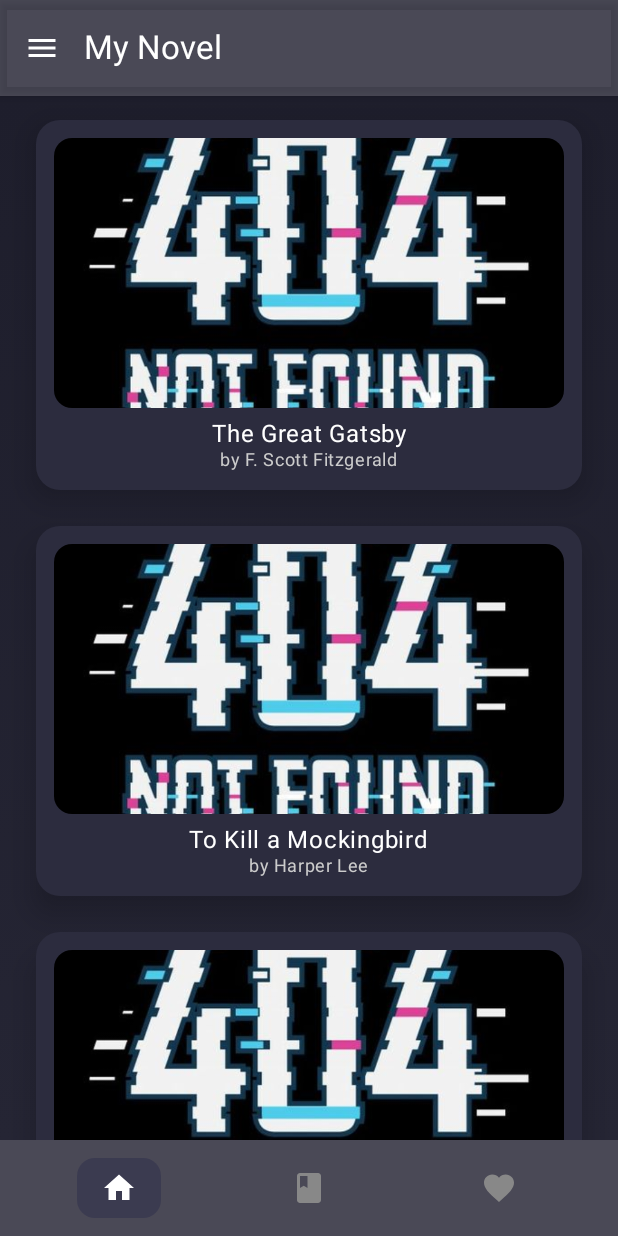
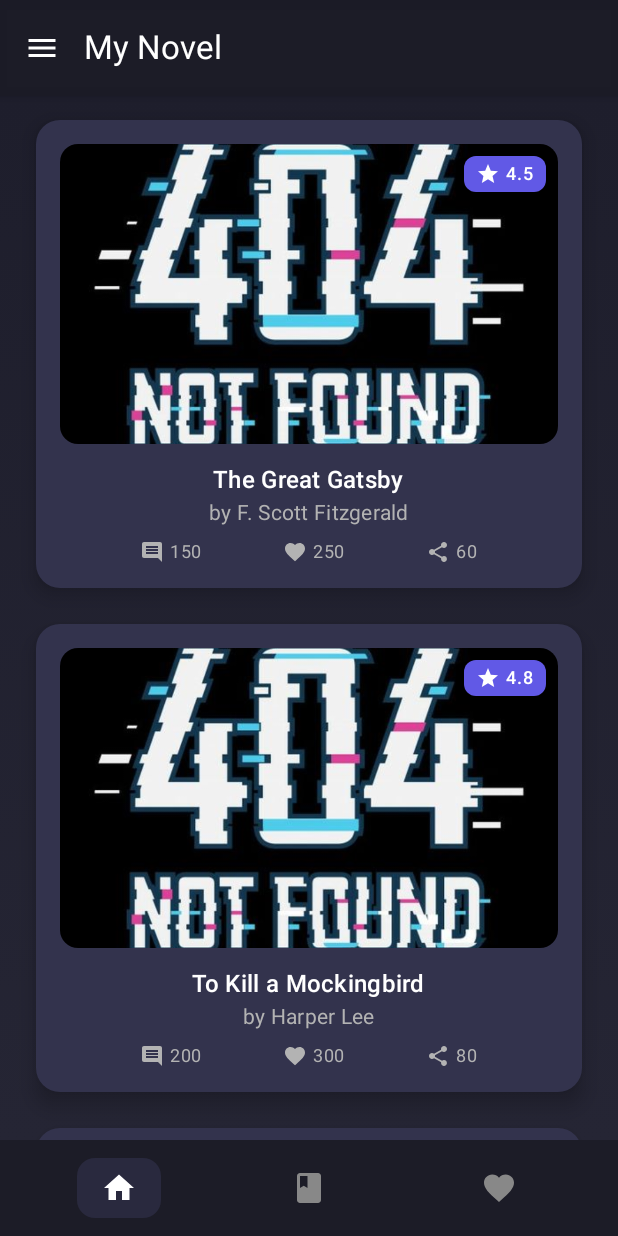
Before and after one commit to ankitkumar1302/BasicDesign, an Android app built with Jetpack Compose: the screen it shows after launch (MainActivity), on a phone screen of 412 x 824 dp. Run offline under Robolectric (Android 15) with nearby library versions, the light colour scheme and no system bars; our stand-ins replace accompanist; libraries missing offline, so code that uses them is left out: com.google.accompanist.navigation; pictures from the network do not load.

Commit message:
Some Changes in the UI.

```diff
--- a/app/src/main/java/com/viprab/basicdesign/components/BookItemCard.kt
+++ b/app/src/main/java/com/viprab/basicdesign/components/BookItemCard.kt
@@ -2,83 +2,187 @@
 
 import androidx.compose.foundation.Image
 import androidx.compose.foundation.clickable
-import androidx.compose.foundation.layout.*
+import androidx.compose.foundation.layout.Arrangement
+import androidx.compose.foundation.layout.Box
+import androidx.compose.foundation.layout.Column
+import androidx.compose.foundation.layout.Row
+import androidx.compose.foundation.layout.Spacer
+import androidx.compose.foundation.layout.fillMaxSize
+import androidx.compose.foundation.layout.fillMaxWidth
+import androidx.compose.foundation.layout.height
+import androidx.compose.foundation.layout.padding
+import androidx.compose.foundation.layout.size
+import androidx.compose.foundation.layout.width
 import androidx.compose.foundation.shape.RoundedCornerShape
+import androidx.compose.material.icons.Icons
+import androidx.compose.material.icons.automirrored.filled.Comment
+import androidx.compose.material.icons.filled.Favorite
+import androidx.compose.material.icons.filled.Share
+import androidx.compose.material.icons.filled.Star
 import androidx.compose.material3.Card
 import androidx.compose.material3.CardDefaults
+import androidx.compose.material3.Icon
 import androidx.compose.material3.MaterialTheme
+import androidx.compose.material3.Surface
 import androidx.compose.material3.Text
 import androidx.compose.runtime.Composable
 import androidx.compose.ui.Alignment
 import androidx.compose.ui.Modifier
 import androidx.compose.ui.draw.clip
 import androidx.compose.ui.graphics.Color
+import androidx.compose.ui.graphics.vector.ImageVector
 import androidx.compose.ui.layout.ContentScale
 import androidx.compose.ui.platform.LocalContext
-import androidx.compose.ui.res.painterResource
+import androidx.compose.ui.text.style.TextOverflow
 import androidx.compose.ui.unit.dp
-import androidx.compose.ui.unit.sp
 import coil.compose.rememberAsyncImagePainter
 import coil.request.ImageRequest
 import com.viprab.basicdesign.R
 import com.viprab.basicdesign.model.Book
+import com.viprab.basicdesign.ui.theme.AccentColor
+import com.viprab.basicdesign.ui.theme.SurfaceColor
+import com.viprab.basicdesign.ui.theme.TextPrimary
+import com.viprab.basicdesign.ui.theme.TextSecondary
 
 @Composable
 fun BookItemCard(
     book: Book,
-    modifier: Modifier = Modifier, // Added Modifier parameter for customization
-    onClick: () -> Unit // Callback for click events
+    modifier: Modifier = Modifier,
+    onClick: () -> Unit
 ) {
     Card(
         modifier = modifier
             .padding(8.dp)
-            .clickable { onClick() }, // Use onClick for handling clicks
+            .clickable { onClick() },
         shape = RoundedCornerShape(16.dp),
-        colors = CardDefaults.cardColors(containerColor = Color(0xFF2C2C3E)),
-        elevation = CardDefaults.cardElevation(12.dp)
+        colors = CardDefaults.cardColors(containerColor = SurfaceColor),
+        elevation = CardDefaults.cardElevation(8.dp)
     ) {
         Column(
-            modifier = Modifier.padding(12.dp),
+            modifier = Modifier.padding(16.dp),
             horizontalAlignment = Alignment.CenterHorizontally
         ) {
-            val painter = if (book.coverImageUrl.isEmpty()) {
-                painterResource(id = R.drawable.cover)
-            } else {
-                rememberAsyncImagePainter(
+            Box(
+                modifier = Modifier
+                    .fillMaxWidth()
+                    .height(200.dp)
+            ) {
+                Image(
+                    painter = rememberAsyncImagePainter(
                         ImageRequest.Builder(LocalContext.current)
                             .data(book.coverImageUrl)
                             .crossfade(true)
-                        .placeholder(R.drawable.c256cc070d807f343ce7f0af9f273c1e)
+                            .placeholder(R.drawable.cover)
                             .error(R.drawable.error)
                             .build()
-                )
-            }
-
-            Image(
-                painter = painter,
+                    ),
                     contentDescription = book.title,
                     contentScale = ContentScale.Crop,
                     modifier = Modifier
-                    .fillMaxWidth()
-                    .height(180.dp)
+                        .fillMaxSize()
                         .clip(RoundedCornerShape(12.dp))
+                )
+
+                // Rating badge
+                Surface(
+                    modifier = Modifier
+                        .padding(8.dp)
+                        .align(Alignment.TopEnd),
+                    color = AccentColor.copy(alpha = 0.9f),
+                    shape = RoundedCornerShape(8.dp)
+                ) {
+                    Row(
+                        modifier = Modifier.padding(horizontal = 8.dp, vertical = 4.dp),
+                        verticalAlignment = Alignment.CenterVertically
+                    ) {
+                        Icon(
+                            imageVector = Icons.Default.Star,
+                            contentDescription = null,
+                            tint = Color.White,
+                            modifier = Modifier.size(16.dp)
+                        )
+                        Spacer(modifier = Modifier.width(4.dp))
+                        Text(
+                            text = book.rating.toString(),
+                            color = Color.White,
+                            style = MaterialTheme.typography.labelMedium
+                        )
+                    }
+                }
+            }
+
+            Spacer(modifier = Modifier.height(12.dp))
+
+            Text(
+                text = book.title,
+                style = MaterialTheme.typography.titleMedium,
+                color = TextPrimary,
+                maxLines = 1,
+                overflow = TextOverflow.Ellipsis
+            )
+
+            Text(
+                text = "by ${book.author}",
+                style = MaterialTheme.typography.bodyMedium,
+                color = TextSecondary,
+                maxLines = 1
             )
 
             Spacer(modifier = Modifier.height(8.dp))
 
-            Text(
-                text = book.title,
-                style = MaterialTheme.typography.bodyLarge.copy(fontSize = 16.sp),
-                maxLines = 1,
-                color = Color.White
+            Row(
+                modifier = Modifier.fillMaxWidth(),
+                horizontalArrangement = Arrangement.SpaceEvenly
+            ) {
+                StatisticItem(
+                    count = book.reviewsCount,
+                    icon = Icons.AutoMirrored.Filled.Comment,
+                    contentDescription = "Reviews"
                 )
-
-            Text(
-                text = "by ${book.author}",
-                style = MaterialTheme.typography.bodySmall,
-                color = Color.LightGray,
-                maxLines = 1
+                StatisticItem(
+                    count = book.likes,
+                    icon = Icons.Default.Favorite,
+                    contentDescription = "Likes"
+                )
+                StatisticItem(
+                    count = book.shares,
+                    icon = Icons.Default.Share,
+                    contentDescription = "Shares"
                 )
             }
         }
     }
+}
+
+@Composable
+private fun StatisticItem(
+    count: Int,
+    icon: ImageVector,
+    contentDescription: String
+) {
+    Row(
+        verticalAlignment = Alignment.CenterVertically,
+        horizontalArrangement = Arrangement.Center
+    ) {
+        Icon(
+            imageVector = icon,
+            contentDescription = contentDescription,
+            tint = TextSecondary,
+            modifier = Modifier.size(16.dp)
+        )
+        Spacer(modifier = Modifier.width(4.dp))
+        Text(
+            text = formatCount(count),
+            style = MaterialTheme.typography.bodySmall,
+            color = TextSecondary
+        )
+    }
+}
+
+private fun formatCount(count: Int): String {
+    return when {
+        count >= 1000000 -> String.format("%.1fM", count / 1000000.0)
+        count >= 1000 -> String.format("%.1fK", count / 1000.0)
+        else -> count.toString()
+    }
+}
--- a/app/src/main/java/com/viprab/basicdesign/components/SliderDrawer.kt
+++ b/app/src/main/java/com/viprab/basicdesign/components/SliderDrawer.kt
@@ -1,5 +1,3 @@
-// SlideDrawer.kt
-
 package com.viprab.basicdesign.components
 
 import androidx.compose.animation.core.animateDpAsState
@@ -12,6 +10,7 @@
 import androidx.compose.foundation.shape.CircleShape
 import androidx.compose.foundation.shape.RoundedCornerShape
 import androidx.compose.material.icons.Icons
+import androidx.compose.material.icons.automirrored.filled.Logout
 import androidx.compose.material.icons.filled.Home
 import androidx.compose.material.icons.filled.Logout
 import androidx.compose.material.icons.filled.Person
@@ -46,11 +45,13 @@
     // Configure easing functions for smoother animations with explicit types
     val offset: Dp by animateDpAsState(
         targetValue = if (drawerState.isOpen) drawerWidth else 0.dp,
-        animationSpec = tween(durationMillis = 400, easing = androidx.compose.animation.core.FastOutSlowInEasing)
+        animationSpec = tween(durationMillis = 400, easing = androidx.compose.animation.core.FastOutSlowInEasing),
+        label = ""
     )
     val scale: Float by animateFloatAsState(
         targetValue = if (drawerState.isOpen) 0.85f else 1f,
-        animationSpec = tween(durationMillis = 400, easing = androidx.compose.animation.core.FastOutSlowInEasing)
+        animationSpec = tween(durationMillis = 400, easing = androidx.compose.animation.core.FastOutSlowInEasing),
+        label = ""
     )
 
     val overlayColor = Color(0xFF1E1E2C)
@@ -93,7 +94,7 @@
                 DrawerItem(icon = Icons.Default.Person, label = "Profile") {
                     closeDrawer(scope, drawerState, "profile", onItemClick)
                 }
-                DrawerItem(icon = Icons.Default.Logout, label = "Logout") {
+                DrawerItem(icon = Icons.AutoMirrored.Filled.Logout, label = "Logout") {
                     closeDrawer(scope, drawerState, "logout", onItemClick)
                 }
             }
--- a/app/src/main/java/com/viprab/basicdesign/components/swipeNavigation.kt
+++ b/app/src/main/java/com/viprab/basicdesign/components/swipeNavigation.kt
@@ -6,6 +6,7 @@
 import androidx.compose.foundation.layout.fillMaxSize
 import androidx.compose.runtime.Composable
 import androidx.compose.runtime.getValue
+import androidx.compose.runtime.mutableFloatStateOf
 import androidx.compose.runtime.mutableStateOf
 import androidx.compose.runtime.remember
 import androidx.compose.runtime.setValue
@@ -27,7 +28,7 @@
     threshold: Dp = 50.dp
 ) = composed {
     val density = LocalDensity.current
-    var offsetX by remember { mutableStateOf(0f) }
+    var offsetX by remember { mutableFloatStateOf(0f) }
     val thresholdPx = with(density) { threshold.toPx() }
     var isNavigating by remember { mutableStateOf(false) }
 
--- a/app/src/main/java/com/viprab/basicdesign/ui/theme/Color.kt
+++ b/app/src/main/java/com/viprab/basicdesign/ui/theme/Color.kt
@@ -2,10 +2,22 @@
 
 import androidx.compose.ui.graphics.Color
 
-val Purple80 = Color(0xFFD0BCFF)
-val PurpleGrey80 = Color(0xFFCCC2DC)
-val Pink80 = Color(0xFFEFB8C8)
+// Primary colors
+val PrimaryDark = Color(0xFF1E1E2C)
+val PrimaryLight = Color(0xFF252534)
+val AccentColor = Color(0xFF6C63FF)
 
-val Purple40 = Color(0xFF6650a4)
-val PurpleGrey40 = Color(0xFF625b71)
-val Pink40 = Color(0xFF7D5260)
+// Background colors
+val BackgroundDark = Color(0xFF121212)
+val BackgroundLight = Color(0xFF1F1F2A)
+val SurfaceColor = Color(0xFF33334D)
+
+// Text colors
+val TextPrimary = Color.White
+val TextSecondary = Color(0xFFB3B3B3)
+val TextAccent = Color(0xFF6C63FF)
+
+// Status colors
+val SuccessColor = Color(0xFF4CAF50)
+val ErrorColor = Color(0xFFE57373)
+val WarningColor = Color(0xFFFFB74D)
--- a/app/src/main/java/com/viprab/basicdesign/ui/theme/Theme.kt
+++ b/app/src/main/java/com/viprab/basicdesign/ui/theme/Theme.kt
@@ -12,43 +12,23 @@
 import androidx.compose.ui.platform.LocalContext
 
 private val DarkColorScheme = darkColorScheme(
-    primary = Purple80,
-    secondary = PurpleGrey80,
-    tertiary = Pink80
-)
-
-private val LightColorScheme = lightColorScheme(
-    primary = Purple40,
-    secondary = PurpleGrey40,
-    tertiary = Pink40
-
-    /* Other default colors to override
-    background = Color(0xFFFFFBFE),
-    surface = Color(0xFFFFFBFE),
-    onPrimary = Color.White,
-    onSecondary = Color.White,
-    onTertiary = Color.White,
-    onBackground = Color(0xFF1C1B1F),
-    onSurface = Color(0xFF1C1B1F),
-    */
+    primary = AccentColor,
+    secondary = TextSecondary,
+    background = BackgroundDark,
+    surface = SurfaceColor,
+    onPrimary = TextPrimary,
+    onSecondary = TextSecondary,
+    onBackground = TextPrimary,
+    onSurface = TextPrimary
 )
 
 @Composable
 fun BasicDesignTheme(
-    darkTheme: Boolean = isSystemInDarkTheme(),
-    // Dynamic color is available on Android 12+
-    dynamicColor: Boolean = true,
+    darkTheme: Boolean = true,
+    dynamicColor: Boolean = false,
     content: @Composable () -> Unit
 ) {
-    val colorScheme = when {
-        dynamicColor && Build.VERSION.SDK_INT >= Build.VERSION_CODES.S -> {
-            val context = LocalContext.current
-            if (darkTheme) dynamicDarkColorScheme(context) else dynamicLightColorScheme(context)
-        }
-
-        darkTheme -> DarkColorScheme
-        else -> LightColorScheme
-    }
+    val colorScheme = DarkColorScheme
 
     MaterialTheme(
         colorScheme = colorScheme,
```
Lines whose indentation alone changed are shown as unchanged.
